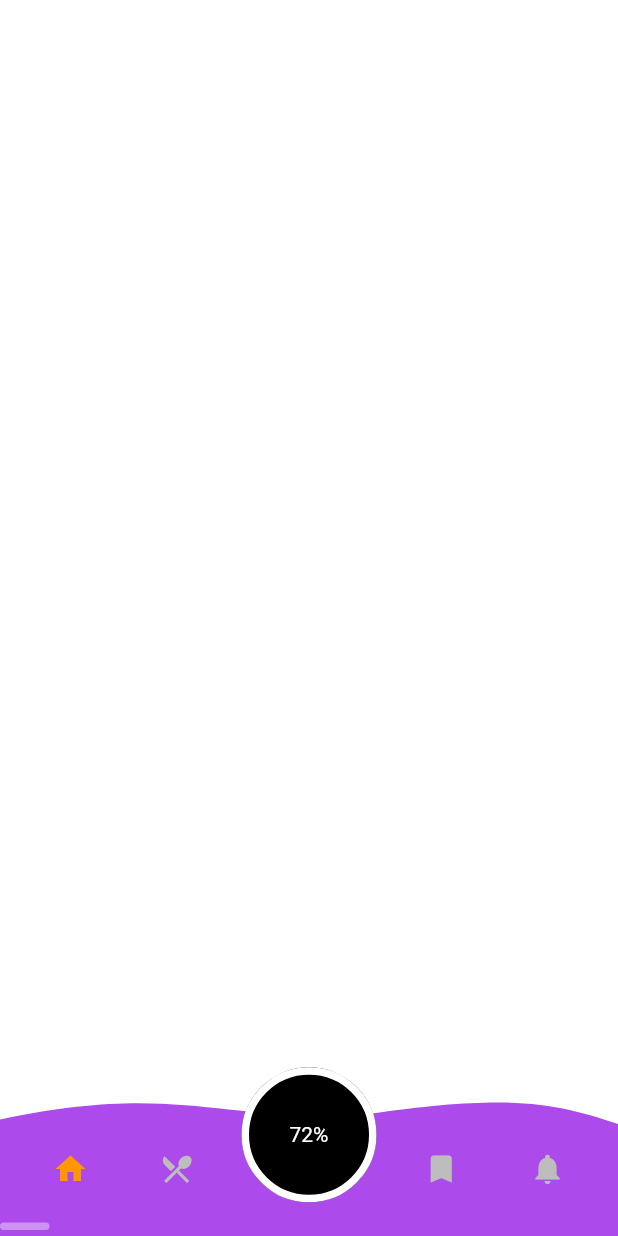
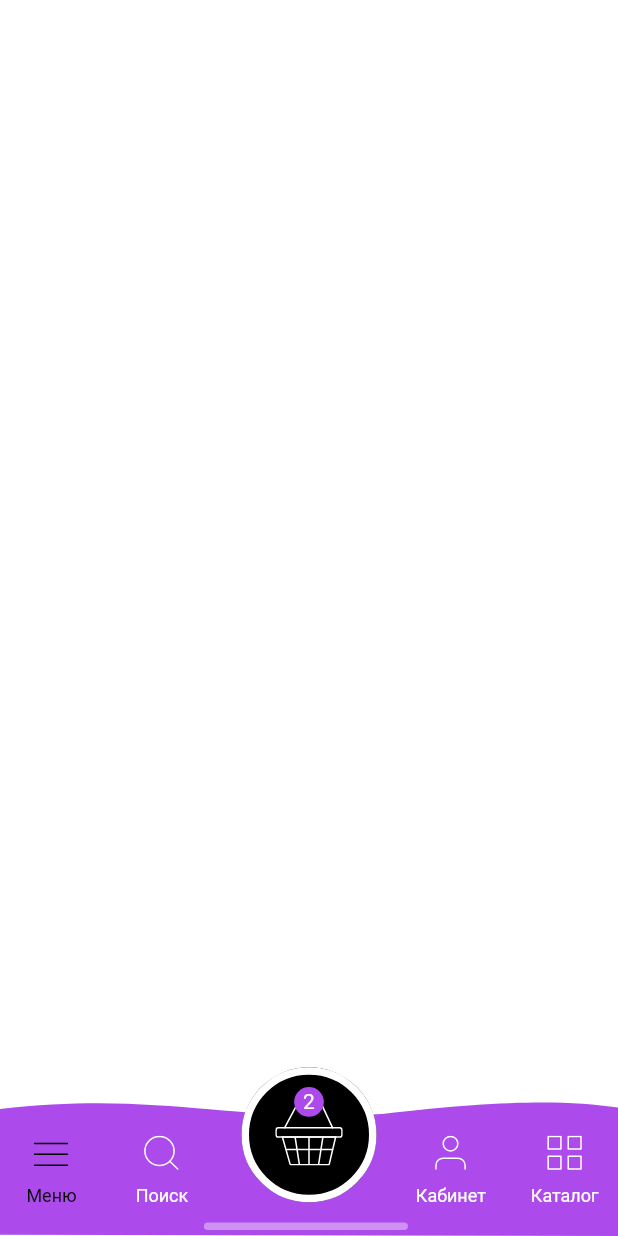
Before and after one commit to guvanch07/emelya, a Flutter app: the screen it shows after launch, on a phone screen of 412 x 824 dp. Run offline on Flutter 3.47's test engine with Material 2 defaults, Android fonts, the phone set to English and light mode, and no system bars; our stand-ins replace flutter_svg, sizer; Roboto replaces fonts that are missing (Arial).

Commit message:
added basket and item count to busket button; changed bottom nav icons

```diff
--- /dev/null
+++ b/analysis_options.yaml
@@ -0,0 +1 @@
+include: package:lint/analysis_options.yaml
--- a/lib/main.dart
+++ b/lib/main.dart
@@ -1,6 +1,8 @@
 import 'package:emelya/constants.dart/app_colors.dart';
 import 'package:emelya/widgets/basket_button.dart';
 import 'package:flutter/material.dart';
+import 'package:flutter_svg/flutter_svg.dart';
+import 'package:sizer/sizer.dart';
 
 void main() {
   runApp(MyApp());
@@ -10,6 +12,8 @@ class MyApp extends StatelessWidget {
   // This widget is the root of your application.
   @override
   Widget build(BuildContext context) {
+    return Sizer(
+      builder: (context, orientation, deviceType) {
         return MaterialApp(
           debugShowCheckedModeBanner: false,
           title: 'Bottom Nav Bar V2',
@@ -18,6 +22,8 @@ class MyApp extends StatelessWidget {
             visualDensity: VisualDensity.adaptivePlatformDensity,
           ),
           home: BottomNavBarV2(),
+        );
+      },
     );
   }
 }
@@ -30,7 +36,7 @@ class BottomNavBarV2 extends StatefulWidget {
 class _BottomNavBarV2State extends State<BottomNavBarV2> {
   int currentIndex = 0;
 
-  setBottomBarIndex(index) {
+  setBottomBarIndex(int index) {
     setState(() {
       currentIndex = index;
     });
@@ -39,6 +45,7 @@ class _BottomNavBarV2State extends State<BottomNavBarV2> {
   @override
   Widget build(BuildContext context) {
     final Size size = MediaQuery.of(context).size;
+
     return Scaffold(
       backgroundColor: Colors.white.withAlpha(55),
       body: Stack(
@@ -50,83 +57,101 @@ class _BottomNavBarV2State extends State<BottomNavBarV2> {
               width: size.width,
               height: 90,
               child: Stack(
-                //uncomment to create ripple efect when buttons pressed
-                // clipBehavior: Clip.hardEdge,
                 children: [
                   CustomPaint(
                     size: Size(size.width, 90),
                     painter: BNBCustomPainter(),
                   ),
-                  Center(
+                  const Center(
                     heightFactor: 0.5,
                     child: BasketButton(),
                   ),
-                  Container(
-                    width: size.width,
-                    height: 90,
+                  Row(
+                    children: [
+                      Expanded(
                         child: Row(
                           mainAxisAlignment: MainAxisAlignment.spaceEvenly,
                           children: [
-                        IconButton(
-                          icon: Icon(
-                            Icons.home,
-                            color: currentIndex == 0
-                                ? Colors.orange
-                                : Colors.grey.shade400,
+                            InkWell(
+                              onTap: () => currentIndex = 0,
+                              child: BottomBarButton(
+                                text: 'Меню',
+                                icon: 'menu',
+                                space: 12,
+                                position: 0,
+                                selected: currentIndex,
                               ),
-                          onPressed: () {
-                            setBottomBarIndex(0);
-                          },
-                          splashColor: Colors.white,
                             ),
-                        IconButton(
-                            icon: Icon(
-                              Icons.restaurant_menu,
-                              color: currentIndex == 1
-                                  ? Colors.orange
-                                  : Colors.grey.shade400,
+                            SizedBox(
+                              width: 1.w,
                             ),
-                            onPressed: () {
-                              setBottomBarIndex(1);
-                            }),
-                        Container(
-                          width: size.width * 0.20,
+                            InkWell(
+                              onTap: () => currentIndex = 1,
+                              child: BottomBarButton(
+                                text: 'Поиск',
+                                icon: 'search',
+                                space: 10,
+                                position: 1,
+                                selected: currentIndex,
                               ),
-                        IconButton(
-                            icon: Icon(
-                              Icons.bookmark,
-                              color: currentIndex == 2
-                                  ? Colors.orange
-                                  : Colors.grey.shade400,
                             ),
-                            onPressed: () {
-                              setBottomBarIndex(2);
-                            }),
-                        IconButton(
-                            icon: Icon(
-                              Icons.notifications,
-                              color: currentIndex == 3
-                                  ? Colors.orange
-                                  : Colors.grey.shade400,
+                            SizedBox(
+                              width: 1.w,
                             ),
-                            onPressed: () {
-                              setBottomBarIndex(3);
-                            }),
                           ],
                         ),
+                      ),
+                      SizedBox(
+                        width: 20.w,
+                      ),
+                      Expanded(
+                        child: Row(
+                          mainAxisAlignment: MainAxisAlignment.spaceEvenly,
+                          children: [
+                            SizedBox(
+                              width: 1.w,
+                            ),
+                            InkWell(
+                              onTap: () => currentIndex = 2,
+                              child: BottomBarButton(
+                                text: 'Кабинет',
+                                icon: 'profile',
+                                space: 10,
+                                position: 2,
+                                selected: currentIndex,
+                              ),
+                            ),
+                            SizedBox(
+                              width: 1.w,
+                            ),
+                            InkWell(
+                              onTap: () => currentIndex = 3,
+                              child: BottomBarButton(
+                                text: 'Каталог',
+                                icon: 'catalog',
+                                space: 10,
+                                position: 3,
+                                selected: currentIndex,
+                              ),
+                            ),
+                          ],
+                        ),
+                      ),
+                    ],
                   )
                 ],
               ),
             ),
           ),
           Positioned(
+            left: 33.w,
             bottom: 4,
             child: Container(
               height: 5,
-              width: 33,
+              width: 33.w,
               decoration: BoxDecoration(
                 color: AppColors.primaryColor.withOpacity(0.4),
-                borderRadius: BorderRadius.all(
+                borderRadius: const BorderRadius.all(
                   Radius.circular(100),
                 ),
               ),
@@ -138,33 +163,92 @@ class _BottomNavBarV2State extends State<BottomNavBarV2> {
   }
 }
 
+class BottomBarButton extends StatefulWidget {
+  BottomBarButton({
+    Key? key,
+    required this.icon,
+    required this.text,
+    required this.space,
+    required this.position,
+    required this.selected,
+  }) : super(key: key);
+
+  final String icon;
+  final String text;
+  final double space;
+  final int position;
+  int selected;
+
+  @override
+  _BottomBarButtonState createState() => _BottomBarButtonState();
+}
+
+class _BottomBarButtonState extends State<BottomBarButton> {
+  bool isSelected() {
+    if (widget.position == widget.selected) {
+      setState(() {});
+      return true;
+    } else {
+      return false;
+    }
+  }
+
+  @override
+  Widget build(BuildContext context) {
+    return Column(
+      mainAxisAlignment: MainAxisAlignment.end,
+      children: [
+        SvgPicture.asset(
+          'assets/icons/${widget.icon}.svg',
+          color: isSelected() ? AppColors.black : AppColors.primaryColor,
+        ),
+        SizedBox(
+          height: widget.space,
+        ),
+        Text(
+          widget.text,
+          style: TextStyle(
+            color: isSelected() ? AppColors.black : AppColors.primaryColor,
+            fontFamily: 'Arial',
+            fontWeight: FontWeight.w400,
+            fontSize: 12,
+          ),
+        ),
+        const SizedBox(
+          height: 20,
+        ),
+      ],
+    );
+  }
+}
+
 class BNBCustomPainter extends CustomPainter {
   @override
   void paint(Canvas canvas, Size size) {
-    Path path_0 = Path();
-    path_0.moveTo(size.width, size.height * 1.000009);
-    path_0.lineTo(0, size.height * 1.000009);
-    path_0.lineTo(0, size.height * 0.1373571);
+    final Path path_0 = Path();
+    path_0.moveTo(size.width, size.height);
+    path_0.lineTo(size.width * -0.1183575, size.height * 0.9891446);
+    path_0.lineTo(size.width * -0.1183575, size.height * 0.1358696);
     path_0.cubicTo(
-        size.width * 0.2897839,
-        size.height * -0.1465022,
-        size.width * 0.3575639,
-        size.height * 0.1703242,
-        size.width * 0.5950982,
-        size.height * 0.09721231);
+        size.width * 0.2402821,
+        size.height * -0.1449043,
+        size.width * 0.3241667,
+        size.height * 0.1684783,
+        size.width * 0.6181425,
+        size.height * 0.09616098);
     path_0.cubicTo(
-        size.width * 0.8280943,
-        size.height * -0.06045099,
-        size.width * 0.8998035,
-        size.height * 0.01648209,
-        size.width,
-        size.height * 0.1703242);
-    path_0.lineTo(size.width, size.height * 1.000009);
+        size.width * 0.9065000,
+        size.height * -0.05978859,
+        size.width * 0.9952488,
+        size.height * 0.01630826,
+        size.width * 1.119254,
+        size.height * 0.1684783);
+    path_0.lineTo(size.width, size.height);
     path_0.close();
 
-    Paint paint0fill = Paint()..style = PaintingStyle.fill;
-    paint0fill.color = Color(0xffAC4AEB).withOpacity(1.0);
-    canvas.drawPath(path_0, paint0fill);
+    Paint paint_0_fill = Paint()..style = PaintingStyle.fill;
+    paint_0_fill.color = AppColors.accentColor;
+    canvas.drawPath(path_0, paint_0_fill);
   }
 
   @override
--- a/lib/widgets/basket_button.dart
+++ b/lib/widgets/basket_button.dart
@@ -3,9 +3,10 @@ import 'dart:math';
 import 'package:emelya/constants.dart/app_colors.dart';
 import 'package:flutter/cupertino.dart';
 import 'package:flutter/material.dart';
+import 'package:flutter_svg/flutter_svg.dart';
 
 class BasketButton extends StatefulWidget {
-  BasketButton({Key? key}) : super(key: key);
+  const BasketButton({Key? key}) : super(key: key);
 
   @override
   _BasketButtonState createState() => _BasketButtonState();
@@ -14,19 +15,106 @@ class BasketButton extends StatefulWidget {
 class _BasketButtonState extends State<BasketButton> {
   @override
   Widget build(BuildContext context) {
+    const double buttonSize = 90;
+
     return Center(
       child: Container(
-        width: 90,
-        height: 90,
-        child: BasketButtonBackground(
-          percent: 0.72,
+        width: buttonSize,
+        height: buttonSize,
+        child: const BasketButtonBackground(
+          itemCount: 2,
           fillColor: AppColors.black,
           lineColor: AppColors.primaryColor,
-          freeColor: Colors.yellow,
           lineWidth: 5,
+          size: buttonSize,
+        ),
+      ),
+    );
+  }
+}
+
+class BasketButtonBackground extends StatefulWidget {
+  const BasketButtonBackground({
+    Key? key,
+    required this.size,
+    required this.itemCount,
+    required this.fillColor,
+    required this.lineColor,
+    required this.lineWidth,
+  }) : super(key: key);
+
+  final double size;
+  final int itemCount;
+  final Color fillColor;
+  final Color lineColor;
+  final double lineWidth;
+
+  @override
+  _BasketButtonBackgroundState createState() => _BasketButtonBackgroundState();
+}
+
+class _BasketButtonBackgroundState extends State<BasketButtonBackground> {
+  @override
+  Widget build(BuildContext context) {
+    return Stack(
+      fit: StackFit.expand,
+      children: [
+        CustomPaint(
+          painter: ButtonBackground(
+            size: widget.size,
+            fillColor: widget.fillColor,
+            lineColor: widget.lineColor,
+            lineWidth: widget.lineWidth,
+          ),
+        ),
+        Padding(
+          padding: EdgeInsets.all(widget.size / 4),
+          child: SvgPicture.asset('assets/icons/basket.svg'),
+        ),
+        ItemCount(
+          size: widget.size,
+          count: widget.itemCount,
+        ),
+      ],
+    );
+  }
+}
+
+class ItemCount extends StatelessWidget {
+  const ItemCount({
+    Key? key,
+    required this.count,
+    required this.size,
+  }) : super(key: key);
+
+  final int count;
+  final double size;
+
+  @override
+  Widget build(BuildContext context) {
+    final containerSize = size * 0.22;
+
+    return Positioned(
+      top: containerSize / 1.5,
+      left: size / 2 - containerSize / 2,
+      child: Container(
+        width: containerSize,
+        height: containerSize,
+        decoration: const BoxDecoration(
+          color: AppColors.accentColor,
+          borderRadius: BorderRadius.all(
+            Radius.circular(100),
+          ),
+        ),
+        child: Center(
           child: Text(
-            '72%',
-            style: TextStyle(color: Colors.white),
+            count.toString(),
+            style: const TextStyle(
+              color: AppColors.primaryColor,
+              fontFamily: 'Arial',
+              fontSize: 14,
+              fontWeight: FontWeight.w400,
+            ),
           ),
         ),
       ),
@@ -34,68 +122,23 @@ class _BasketButtonState extends State<BasketButton> {
   }
 }
 
-class BasketButtonBackground extends StatelessWidget {
-  final Widget child;
+class ButtonBackground extends CustomPainter {
+  ButtonBackground({
+    required this.fillColor,
+    required this.lineColor,
+    required this.lineWidth,
+    required this.size,
+  });
 
-  final double percent;
   final Color fillColor;
   final Color lineColor;
-  final Color freeColor;
   final double lineWidth;
-
-  const BasketButtonBackground({
-    Key? key,
-    required this.child,
-    required this.percent,
-    required this.fillColor,
-    required this.lineColor,
-    required this.freeColor,
-    required this.lineWidth,
-  }) : super(key: key);
-
-  @override
-  Widget build(BuildContext context) {
-    return Stack(
-      fit: StackFit.expand,
-      children: [
-        CustomPaint(
-          painter: MyPainter(
-            percent: percent,
-            fillColor: fillColor,
-            lineColor: lineColor,
-            freeColor: freeColor,
-            lineWidth: lineWidth,
-          ),
-        ),
-        Padding(
-          padding: const EdgeInsets.all(11.0),
-          child: Center(child: child),
-        ),
-      ],
-    );
-  }
-}
-
-class MyPainter extends CustomPainter {
-  final double percent;
-  final Color fillColor;
-  final Color lineColor;
-  final Color freeColor;
-  final double lineWidth;
-
-  MyPainter({
-    required this.percent,
-    required this.fillColor,
-    required this.lineColor,
-    required this.freeColor,
-    required this.lineWidth,
-  });
+  final double size;
 
   @override
   void paint(Canvas canvas, Size size) {
     final arcRect = calculateArcsRect(size);
     drawBackground(canvas, size);
-    // drawFreeArc(canvas, arcRect);
     drawFilledArc(canvas, arcRect);
   }
 
@@ -115,26 +158,12 @@ class MyPainter extends CustomPainter {
     );
   }
 
-  void drawFreeArc(Canvas canvas, Rect arcRect) {
-    final paint = Paint();
-    paint.color = freeColor;
-    paint.style = PaintingStyle.stroke;
-    paint.strokeWidth = lineWidth;
-
-    canvas.drawArc(
-      arcRect,
-      pi * 2 * percent - (pi / 2),
-      pi * 2 * (1.0 - percent),
-      false,
-      paint,
-    );
-  }
-
   void drawBackground(Canvas canvas, Size size) {
     final paint = Paint();
     paint.color = fillColor;
     paint.style = PaintingStyle.fill;
-    canvas.drawCircle(Offset(45, 45), 45, paint);
+    canvas.drawCircle(
+        Offset(this.size / 2, this.size / 2), this.size / 2, paint);
   }
 
   Rect calculateArcsRect(Size size) {
@@ -146,6 +175,6 @@ class MyPainter extends CustomPainter {
 
   @override
   bool shouldRepaint(covariant CustomPainter oldDelegate) {
-    return true;
+    return false;
   }
 }
```
Also changed, not shown: pubspec.yaml (+4 -3 lines), assets/icons/basket.svg (added), assets/icons/catalog.svg (added), assets/icons/menu.svg (added), assets/icons/profile.svg (added), assets/icons/search.svg (added), pubspec.lock, 1 other file. Lines whose indentation alone changed are shown as unchanged.
